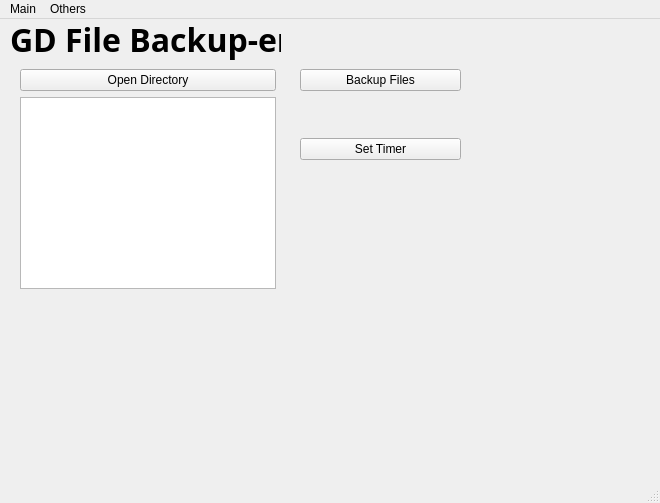
Above: untitled.ui from qCokiEq/obedrierred before the change. Below: the same form after it.
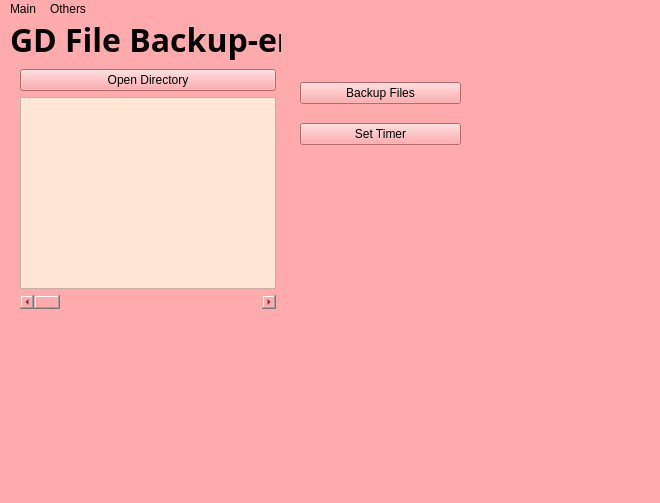
That is the form after the change.

Patch:
```diff
--- a/untitled.ui
+++ b/untitled.ui
@@ -13,6 +13,11 @@
   <property name="windowTitle">
    <string>MainWindow</string>
   </property>
+  <property name="styleSheet">
+   <string notr="true">background-color: rgb(255, 170, 172);
+border-color: rgb(0, 0, 0);
+gridline-color: rgb(255, 255, 0);</string>
+  </property>
   <widget class="QWidget" name="centralwidget">
    <widget class="QLabel" name="mainTitle">
     <property name="geometry">
@@ -51,13 +56,32 @@
      </property>
      <item>
       <widget class="QPushButton" name="directoryOpen">
+       <property name="styleSheet">
+        <string notr="true">background-color: rgb(255, 147, 149);
+font: 18pt &quot;MS Sans Serif&quot;;
+selection-background-color: rgb(255, 134, 227);
+selection-color: rgb(255, 135, 187);
+border-color: rgb(0, 0, 0);
+border-top-color: rgb(153, 73, 57);</string>
+       </property>
        <property name="text">
         <string>Open Directory</string>
        </property>
       </widget>
      </item>
      <item>
-      <widget class="QListView" name="listView"/>
+      <widget class="QListView" name="listView">
+       <property name="styleSheet">
+        <string notr="true">background-color: rgb(255, 230, 213);</string>
+       </property>
+      </widget>
+     </item>
+     <item>
+      <widget class="QScrollBar" name="horizontalScrollBar">
+       <property name="orientation">
+        <enum>Qt::Horizontal</enum>
+       </property>
+      </widget>
      </item>
     </layout>
    </widget>
@@ -73,26 +97,25 @@
     <layout class="QVBoxLayout" name="verticalLayout">
      <item>
       <widget class="QPushButton" name="pushButton">
+       <property name="styleSheet">
+        <string notr="true">background-color: rgb(255, 147, 149);
+border-color: rgb(0, 0, 0);
+border-top-color: rgb(153, 73, 57);
+font: 18pt &quot;MS Sans Serif&quot;;</string>
+       </property>
        <property name="text">
         <string>Backup Files</string>
        </property>
       </widget>
      </item>
-     <item>
-      <spacer name="verticalSpacer">
-       <property name="orientation">
-        <enum>Qt::Vertical</enum>
-       </property>
-       <property name="sizeHint" stdset="0">
-        <size>
-         <width>20</width>
-         <height>40</height>
-        </size>
-       </property>
-      </spacer>
-     </item>
      <item>
       <widget class="QPushButton" name="pushButton_2">
+       <property name="styleSheet">
+        <string notr="true">background-color: rgb(255, 147, 149);
+border-color: rgb(0, 0, 0);
+border-top-color: rgb(153, 73, 57);
+font: 18pt &quot;MS Sans Serif&quot;;</string>
+       </property>
        <property name="text">
         <string>Set Timer</string>
        </property>
```
